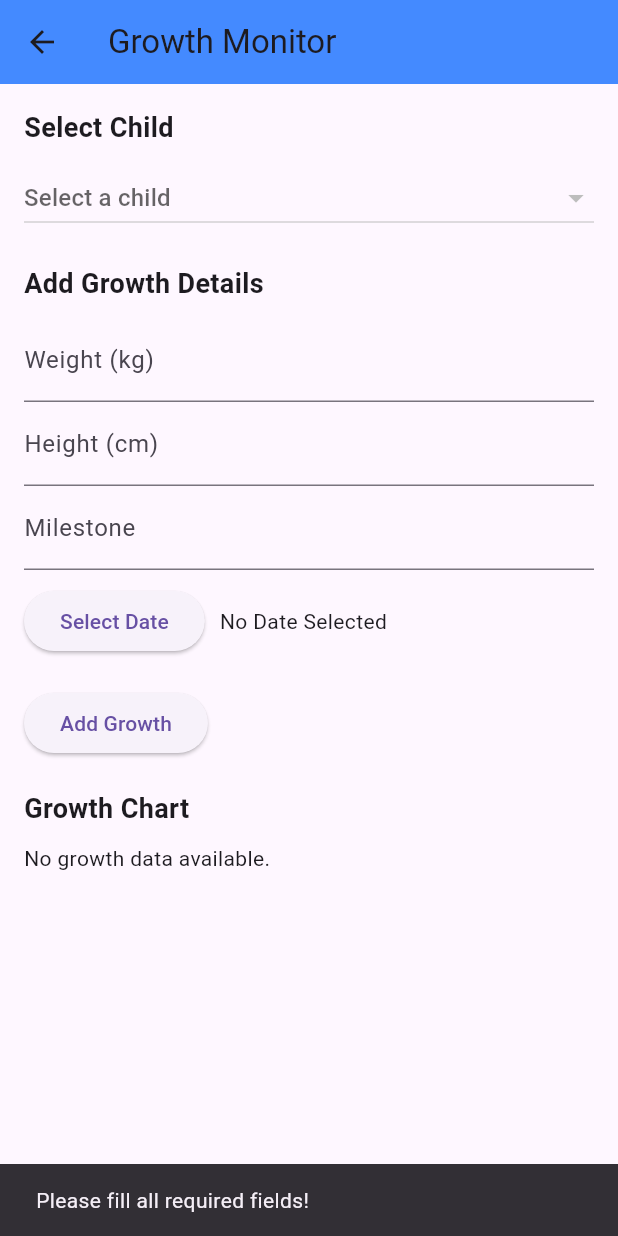
After one commit to fasitahir/Smart-Parenting-Assistant, a Flutter app: the GrowthMonitorPage screen opened directly, after a tap on "Select Date", after a tap on "Add Growth", on a phone screen of 412 x 824 dp. The commit adds this screen. Run offline on Flutter 3.47's test engine with Material 3 defaults, Android fonts, the phone set to English and light mode, and no system bars; our stand-ins replace shared_preferences; accounts and stored records are empty; network calls fail.

Commit message:
Key hided, growth page and backend added, add child profile updated

```diff
--- a/Smart-Parenting-Assistant/lib/UI/Child_Management/add_profile.dart
+++ b/Smart-Parenting-Assistant/lib/UI/Child_Management/add_profile.dart
@@ -1,3 +1,4 @@
+import 'package:flutter/foundation.dart';
 import 'package:flutter/material.dart';
 import 'package:http/http.dart' as http;
 import 'dart:convert';
@@ -71,11 +72,11 @@ class _AddChildPageState extends State<AddChildPage> {
     required String userId,
   }) async {
     final response = await http.post(
-      Uri.parse('http://127.0.0.1:8000/children/'),
+      Uri.parse('http://127.0.0.1:8000/children'),
       headers: {"Content-Type": "application/json"},
       body: jsonEncode({
         "name": name,
-        "date_of_birth": dateOfBirth.toIso8601String().split('T')[0],
+        "date_of_birth": dateOfBirth.toIso8601String(),
         "gender": gender,
         "allergies": allergies,
         "weight": weight,
@@ -85,9 +86,13 @@ class _AddChildPageState extends State<AddChildPage> {
     );
 
     if (response.statusCode == 201) {
-      print("Child added successfully: ${response.body}");
+      if (kDebugMode) {
+        print("Child added successfully");
+      }
     } else {
-      print("Failed to add child: ${response.body}");
+      if (kDebugMode) {
+        print("Failed to add child");
+      }
     }
   }
 
--- /dev/null
+++ b/Smart-Parenting-Assistant/lib/UI/Child_Management/growth_monitor.dart
@@ -0,0 +1,225 @@
+import 'package:flutter/material.dart';
+import 'dart:convert';
+import 'package:http/http.dart' as http;
+
+class GrowthMonitorPage extends StatefulWidget {
+  const GrowthMonitorPage({super.key});
+
+  @override
+  _GrowthMonitorPageState createState() => _GrowthMonitorPageState();
+}
+
+class _GrowthMonitorPageState extends State<GrowthMonitorPage> {
+  final TextEditingController _weightController = TextEditingController();
+  final TextEditingController _heightController = TextEditingController();
+  final TextEditingController _milestoneController = TextEditingController();
+  DateTime? _selectedDate;
+  List<Map<String, dynamic>> _growthData = [];
+  List<Map<String, dynamic>> _children = [];
+  Map<String, dynamic>? _selectedChild;
+
+  // API Endpoints
+  final String _growthApiEndpoint = 'http://127.0.0.1:8000/growth';
+  final String _childrenApiEndpoint = 'http://127.0.0.1:8000/children';
+
+  @override
+  void initState() {
+    super.initState();
+    _fetchChildren();
+  }
+
+  Future<void> _fetchChildren() async {
+    try {
+      final response = await http.get(Uri.parse(_childrenApiEndpoint));
+      if (response.statusCode == 200) {
+        setState(() {
+          _children =
+              List<Map<String, dynamic>>.from(jsonDecode(response.body));
+        });
+      } else {
+        throw Exception('Failed to fetch children');
+      }
+    } catch (e) {
+      ScaffoldMessenger.of(context).showSnackBar(
+        SnackBar(content: Text("Error: $e")),
+      );
+    }
+  }
+
+  Future<void> _fetchGrowthData() async {
+    if (_selectedChild == null) return;
+
+    try {
+      final response = await http.get(Uri.parse(_growthApiEndpoint));
+      if (response.statusCode == 200) {
+        final allGrowthData =
+            List<Map<String, dynamic>>.from(jsonDecode(response.body));
+        setState(() {
+          _growthData = allGrowthData
+              .where((data) => data['child_id'] == _selectedChild!['id'])
+              .toList();
+        });
+      } else {
+        throw Exception('Failed to fetch growth data');
+      }
+    } catch (e) {
+      ScaffoldMessenger.of(context).showSnackBar(
+        SnackBar(content: Text("Error: $e")),
+      );
+    }
+  }
+
+  Future<void> _addGrowthData() async {
+    if (_weightController.text.isEmpty ||
+        _heightController.text.isEmpty ||
+        _selectedDate == null ||
+        _selectedChild == null) {
+      ScaffoldMessenger.of(context).showSnackBar(
+        const SnackBar(content: Text("Please fill all required fields!")),
+      );
+      return;
+    }
+
+    final Map<String, dynamic> data = {
+      "child_id": _selectedChild!['id'],
+      "date": _selectedDate!.toIso8601String(),
+      "weight": double.tryParse(_weightController.text),
+      "height": double.tryParse(_heightController.text),
+      "milestone": _milestoneController.text
+    };
+
+    try {
+      final response = await http.post(
+        Uri.parse(_growthApiEndpoint),
+        headers: {"Content-Type": "application/json"},
+        body: jsonEncode(data),
+      );
+      if (response.statusCode == 201) {
+        setState(() {
+          _growthData.add(data);
+        });
+        ScaffoldMessenger.of(context).showSnackBar(
+          const SnackBar(content: Text("Growth data added successfully!")),
+        );
+        _fetchGrowthData();
+      } else {
+        throw Exception('Failed to add growth data');
+      }
+    } catch (e) {
+      ScaffoldMessenger.of(context).showSnackBar(
+        SnackBar(content: Text("Error: $e")),
+      );
+    }
+  }
+
+  @override
+  Widget build(BuildContext context) {
+    return Scaffold(
+      appBar: AppBar(
+        title: const Text("Growth Monitor"),
+        backgroundColor: Colors.blueAccent,
+      ),
+      body: Padding(
+        padding: const EdgeInsets.all(16.0),
+        child: Column(
+          crossAxisAlignment: CrossAxisAlignment.start,
+          children: [
+            const Text(
+              "Select Child",
+              style: TextStyle(fontSize: 18, fontWeight: FontWeight.bold),
+            ),
+            const SizedBox(height: 10),
+            DropdownButton<Map<String, dynamic>>(
+              isExpanded: true,
+              value: _selectedChild,
+              items: _children.map((child) {
+                return DropdownMenuItem<Map<String, dynamic>>(
+                  value: child,
+                  child: Text(child['name']),
+                );
+              }).toList(),
+              onChanged: (value) {
+                setState(() {
+                  _selectedChild = value;
+                  _fetchGrowthData();
+                });
+              },
+              hint: const Text("Select a child"),
+            ),
+            const SizedBox(height: 20),
+            const Text(
+              "Add Growth Details",
+              style: TextStyle(fontSize: 18, fontWeight: FontWeight.bold),
+            ),
+            const SizedBox(height: 10),
+            TextField(
+              controller: _weightController,
+              keyboardType: TextInputType.number,
+              decoration: const InputDecoration(labelText: "Weight (kg)"),
+            ),
+            TextField(
+              controller: _heightController,
+              keyboardType: TextInputType.number,
+              decoration: const InputDecoration(labelText: "Height (cm)"),
+            ),
+            TextField(
+              controller: _milestoneController,
+              decoration: const InputDecoration(labelText: "Milestone"),
+            ),
+            const SizedBox(height: 10),
+            Row(
+              children: [
+                ElevatedButton(
+                  onPressed: () async {
+                    _selectedDate = await showDatePicker(
+                      context: context,
+                      initialDate: DateTime.now(),
+                      firstDate: DateTime(2000),
+                      lastDate: DateTime(2100),
+                    );
+                    setState(() {});
+                  },
+                  child: const Text("Select Date"),
+                ),
+                const SizedBox(width: 10),
+                Text(
+                  _selectedDate == null
+                      ? "No Date Selected"
+                      : _selectedDate!.toLocal().toString().split(' ')[0],
+                ),
+              ],
+            ),
+            const SizedBox(height: 20),
+            ElevatedButton(
+              onPressed: _addGrowthData,
+              child: const Text("Add Growth"),
+            ),
+            const SizedBox(height: 20),
+            const Text(
+              "Growth Chart",
+              style: TextStyle(fontSize: 18, fontWeight: FontWeight.bold),
+            ),
+            const SizedBox(height: 10),
+            _growthData.isEmpty
+                ? const Text("No growth data available.")
+                : Expanded(
+                    child: ListView.builder(
+                      itemCount: _growthData.length,
+                      itemBuilder: (context, index) {
+                        final data = _growthData[index];
+                        return ListTile(
+                          title: Text(
+                              "Date: ${data['date'].toString().split('T')[0]}"),
+                          subtitle: Text(
+                              "Weight: ${data['weight']} kg, Height: ${data['height']} cm"),
+                          trailing: Text(data['milestone'] ?? "No Milestone"),
+                        );
+                      },
+                    ),
+                  ),
+          ],
+        ),
+      ),
+    );
+  }
+}
--- a/Smart-Parenting-Assistant/lib/main.dart
+++ b/Smart-Parenting-Assistant/lib/main.dart
@@ -1,6 +1,6 @@
 import 'package:flutter/material.dart';
-import './UI/Registration/login_screen.dart';
 //import './UI/dashboard.dart';
+import 'UI/Registration/login_screen.dart';
 
 void main() {
   runApp(const MyApp());
--- a/Smart-Parenting-Assistant/pubspec.yaml
+++ b/Smart-Parenting-Assistant/pubspec.yaml
@@ -33,6 +33,8 @@ dependencies:
   http: ^0.13.3
   intl: ^0.17.0
   shared_preferences: ^2.3.2
+
+
 
   # The following adds the Cupertino Icons font to your application.
   # Use with the CupertinoIcons class for iOS style icons.
```
Also changed, not shown: Smart-Parenting-Assistant/lib/UI/dashboard.dart (+7 -3 lines), Smart-Parenting-Assistant/pubspec.lock, 3 other files.
